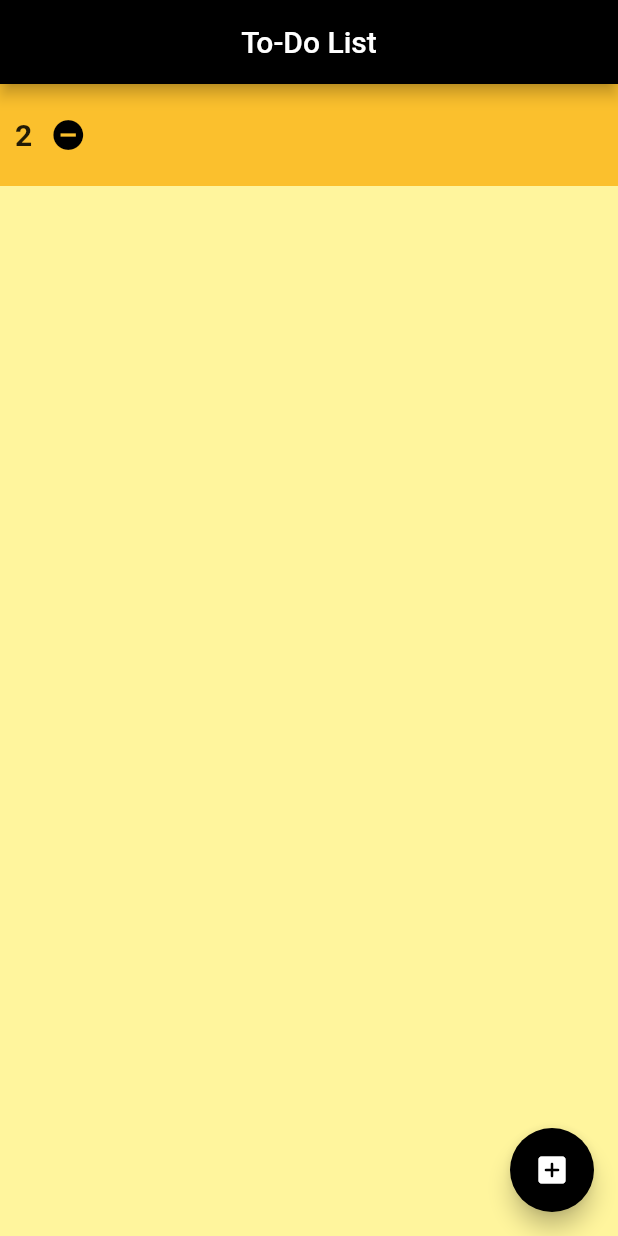
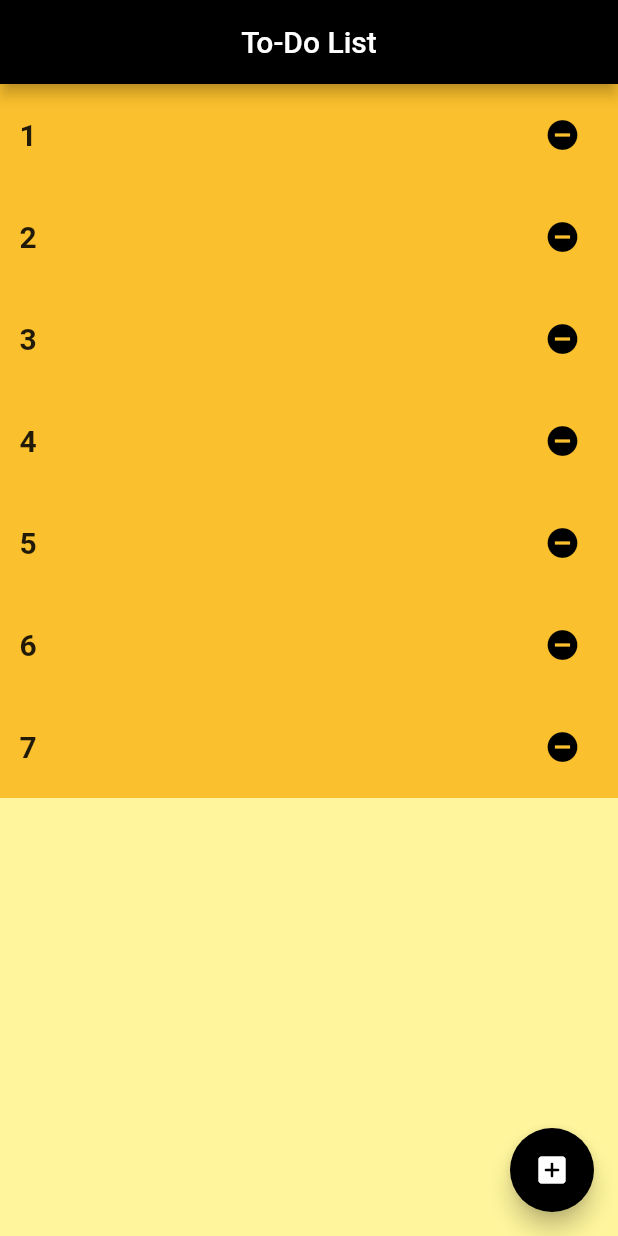
Before and after one commit to LukaszWalencik/to_do_list, a Flutter app: the screen it shows after launch, on a phone screen of 412 x 824 dp. Run offline on Flutter 3.47's test engine with Material 2 defaults, Android fonts, the phone set to English and light mode, and no system bars; our stand-ins replace firebase_core; accounts and stored records are empty.

Commit message:
Edit Layout Add Firebase

```diff
--- a/lib/main.dart
+++ b/lib/main.dart
@@ -30,7 +30,15 @@ class MyApp extends StatelessWidget {
           child: Icon(Icons.add_box_rounded),
         ),
         body: ListView(
-          children: [NewThing('2')],
+          children: [
+            NewThing('1'),
+            NewThing('2'),
+            NewThing('3'),
+            NewThing('4'),
+            NewThing('5'),
+            NewThing('6'),
+            NewThing('7')
+          ],
         ),
       ),
     );
@@ -50,7 +58,12 @@ class NewThing extends StatelessWidget {
     return Container(
       color: Colors.yellow[700],
       padding: EdgeInsets.all(10),
-      child: Row(
+      child: Padding(
+        padding: EdgeInsets.symmetric(horizontal: 3.0),
+        child: Column(
+          children: [
+            Row(
+              mainAxisAlignment: MainAxisAlignment.spaceBetween,
               children: [
                 Text(
                   title,
@@ -68,6 +81,9 @@ class NewThing extends StatelessWidget {
                 ),
               ],
             ),
+          ],
+        ),
+      ),
     );
   }
 }
--- a/pubspec.yaml
+++ b/pubspec.yaml
@@ -35,6 +35,7 @@ dependencies:
   # Use with the CupertinoIcons class for iOS style icons.
   cupertino_icons: ^1.0.2
   firebase_core: ^1.10.6
+  cloud_firestore: ^3.1.5
 
 dev_dependencies:
   flutter_test:
```
Also changed, not shown: lib/firebase_options.dart (added), pubspec.lock, 1 other file. Lines whose indentation alone changed are shown as unchanged.
